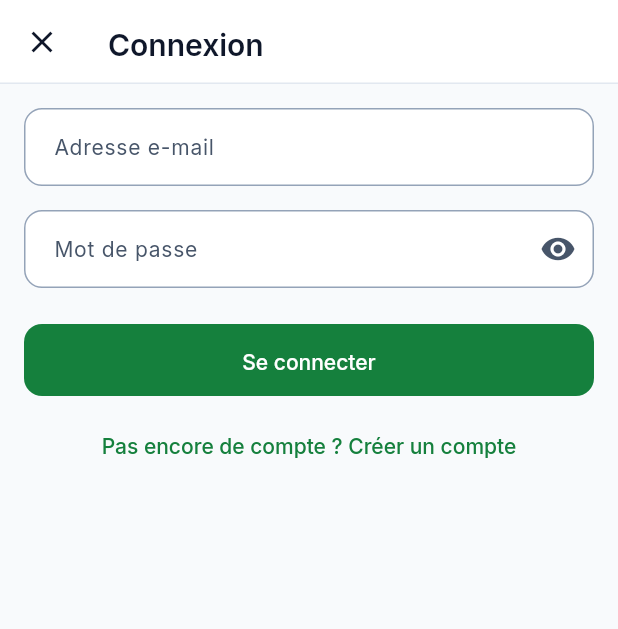
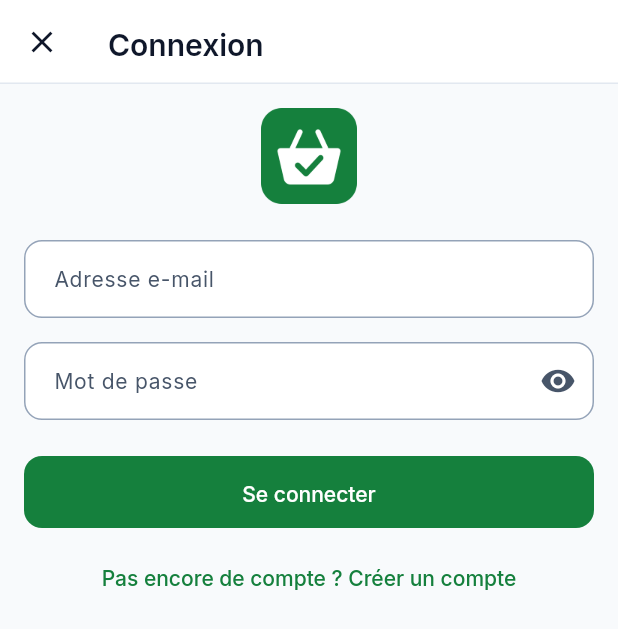
Before and after one commit to giss1408/supeermarket-app, a Flutter app: the AuthForm screen opened directly with empty values, on a phone screen of 412 x 824 dp. Shown: the top 629 px of the screen. Run offline on Flutter 3.47's test engine with Material 3 defaults, Android fonts, the phone set to English and light mode, and no system bars; our stand-ins replace barcode_widget, connectivity_plus, dio, drift, flutter_riverpod, flutter_secure_storage and 3 more; missing offline and left inert: screen_brightness, sqlite3; accounts and stored records are empty; generated files the repository leaves out were written again.

Commit message:
feat(app): add brand logo, Android launcher icon, and format fix
Basket-with-check mark (SVG + PNG), shown above the sign-in/register
form via BrandLogo and used for the Android launcher icons. Also runs
dart format on app_theme.dart to fix the CI format check.

Co-Authored-By: Claude Sonnet 5.5 <noreply@anthropic.com>

```diff
--- a/app/lib/core/theme/brand.dart
+++ b/app/lib/core/theme/brand.dart
@@ -20,6 +20,9 @@ class Brand {
   final Map<PaymentProvider, String?> providerLogos;
 
   // Green 700: white text on it is 5.0:1.
-  static const neutral =
-      Brand(name: 'Supermarché', seedColor: Color(0xFF15803D));
+  static const neutral = Brand(
+    name: 'Supermarché',
+    seedColor: Color(0xFF15803D),
+    logoAsset: 'assets/brand/logo_mark.png',
+  );
 }
--- /dev/null
+++ b/app/lib/core/ui/brand_logo.dart
@@ -0,0 +1,28 @@
+import 'package:flutter/material.dart';
+
+import '../theme/brand.dart';
+import '../theme/tokens.dart';
+
+/// The brand mark, or nothing when the brand has no logo asset.
+class BrandLogo extends StatelessWidget {
+  const BrandLogo({super.key, this.brand = Brand.neutral, this.size = 64});
+
+  final Brand brand;
+  final double size;
+
+  @override
+  Widget build(BuildContext context) {
+    final asset = brand.logoAsset;
+    if (asset == null) return const SizedBox.shrink();
+    return Semantics(
+      label: brand.name,
+      image: true,
+      child: ExcludeSemantics(
+        child: ClipRRect(
+          borderRadius: BorderRadius.circular(Radii.md),
+          child: Image.asset(asset, width: size, height: size),
+        ),
+      ),
+    );
+  }
+}
--- a/app/lib/features/account/ui/auth_form.dart
+++ b/app/lib/features/account/ui/auth_form.dart
@@ -9,6 +9,7 @@ import '../../../core/errors/app_error.dart';
 import '../../../core/errors/error_mapper.dart';
 import '../../../core/router/routes.dart';
 import '../../../core/theme/tokens.dart';
+import '../../../core/ui/brand_logo.dart';
 
 /// Shared sign-in / registration form. Pops `true` on success and `false`
 /// when closed.
@@ -140,6 +141,8 @@ class _AuthFormState extends ConsumerState<AuthForm> {
               child: Column(
                 crossAxisAlignment: CrossAxisAlignment.stretch,
                 children: [
+                  const Center(child: BrandLogo()),
+                  const SizedBox(height: Space.lg),
                   if (_banner.isNotEmpty) ...[
                     Semantics(
                       liveRegion: true,
--- a/app/pubspec.yaml
+++ b/app/pubspec.yaml
@@ -95,6 +95,9 @@ flutter:
         - asset: assets/fonts/Inter-Bold.ttf
           weight: 700
 
+  assets:
+    - assets/brand/logo_mark.png
+
   # To add assets to your application, add an assets section, like this:
   # assets:
   #   - images/a_dot_burr.jpeg
```
Also changed, not shown: app/lib/core/theme/app_theme.dart (+6 -7 lines), app/assets/brand/logo_mark.png (added), app/assets/brand/logo_mark.svg (added), 5 other files.
